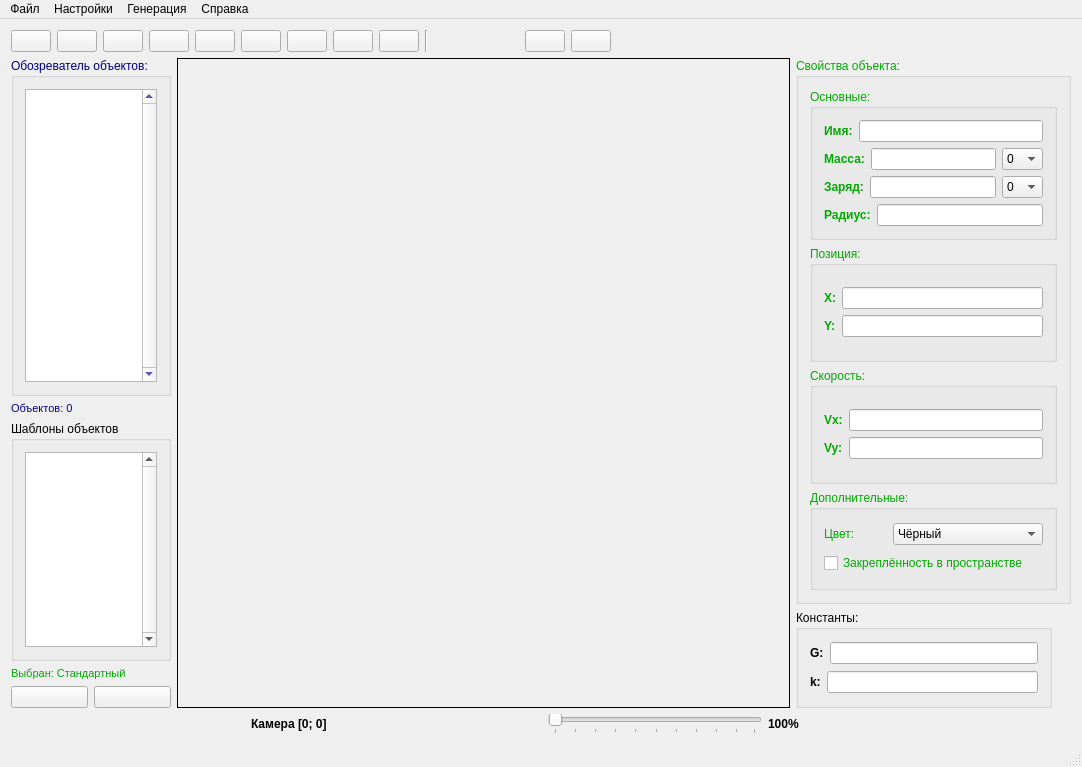
This is mainwindow.ui in GRUB666/SPS---Simple-Physical-Simulator as Qt 5 draws it before an edit. The edited form follows.
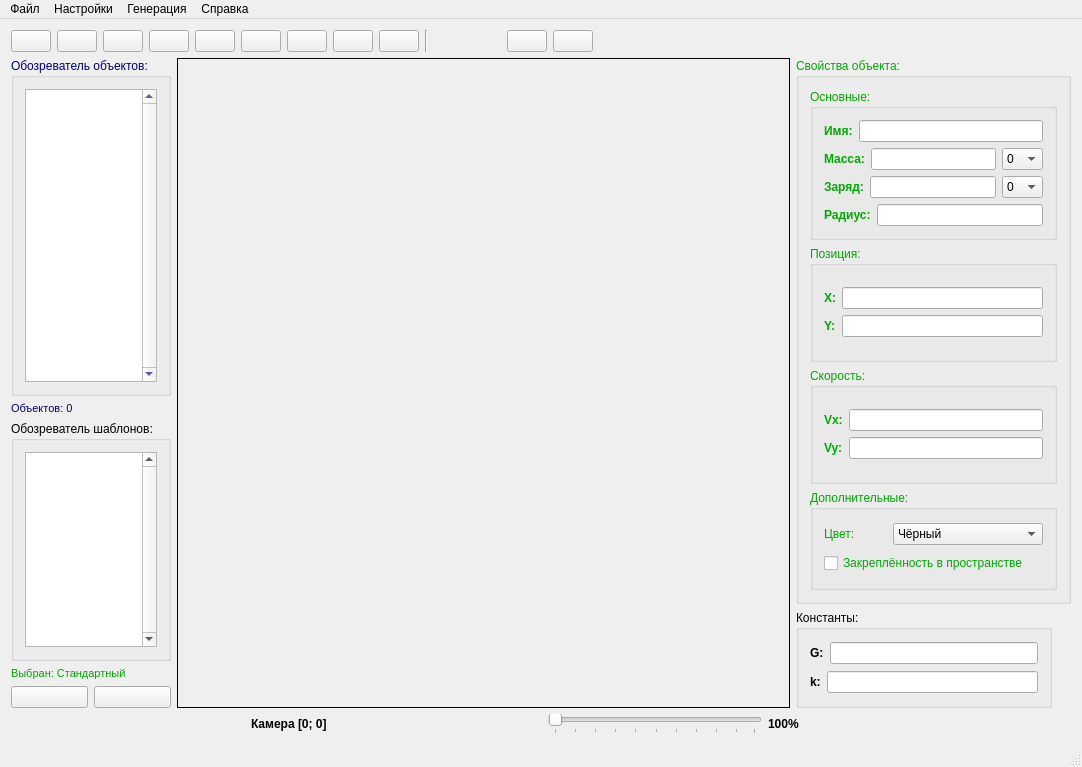
This is the edited form. Custom widgets are drawn as their Qt base class.

```diff
--- a/mainwindow.ui
+++ b/mainwindow.ui
@@ -20,7 +20,7 @@
       <item>
        <layout class="QHBoxLayout" name="horizontalLayout_2">
         <property name="rightMargin">
-         <number>370</number>
+         <number>400</number>
         </property>
         <item>
          <widget class="QPushButton" name="add_button">
@@ -446,7 +446,7 @@
              </palette>
             </property>
             <property name="title">
-             <string>Шаблоны объектов</string>
+             <string>Обозреватель шаблонов:</string>
             </property>
             <layout class="QHBoxLayout" name="horizontalLayout_20">
              <item>
```
Left out of the diff: 1 changed line with no effect on the pictures.
